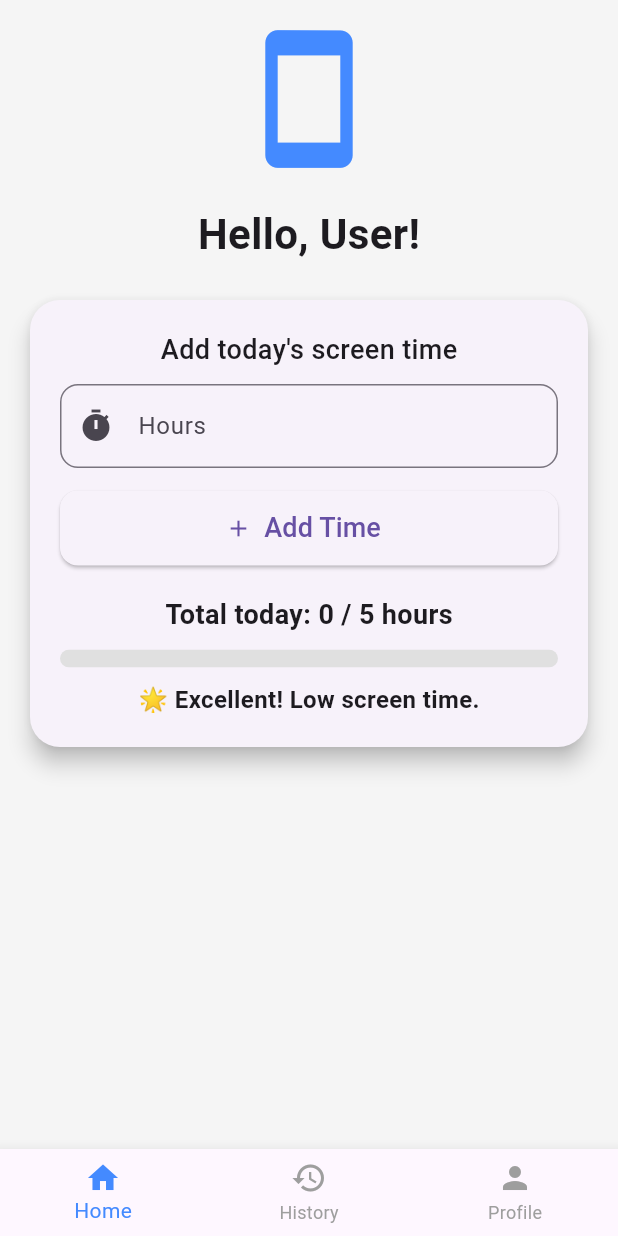
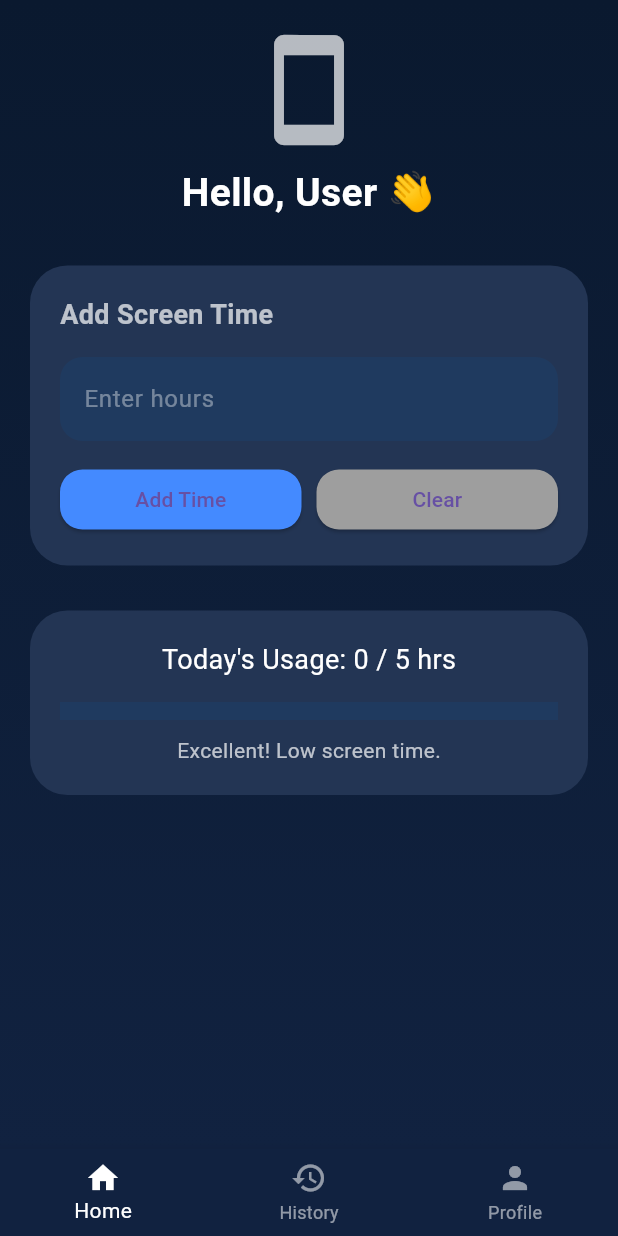
Before and after one commit to Kimbernabe/screentime_tracker, a Flutter app: the screen it shows after launch, on a phone screen of 412 x 824 dp. Run offline on Flutter 3.47's test engine with Material 3 defaults, Android fonts, the phone set to English and light mode, and no system bars.

Commit message:
commit change design

```diff
--- a/lib/main.dart
+++ b/lib/main.dart
@@ -3,6 +3,12 @@ import 'package:flutter/material.dart';
 void main() {
   runApp(const MyApp());
 }
+
+// --------- DARK NAVY COLORS ----------
+const Color navyDark = Color(0xFF0A192F);
+const Color navy = Color(0xFF112240);
+const Color navyLight = Color(0xFF1F3A5F);
+const Color cardDark = Color(0xFF233554);
 
 class MyApp extends StatelessWidget {
   const MyApp({super.key});
@@ -13,13 +19,22 @@ class MyApp extends StatelessWidget {
       debugShowCheckedModeBanner: false,
       title: "Screen Time Tracker",
       theme: ThemeData(
-        primaryColor: Colors.blueAccent,
-        scaffoldBackgroundColor: Colors.grey[100],
         useMaterial3: true,
+        scaffoldBackgroundColor: navyDark,
       ),
       home: const ScreenTimeApp(),
     );
   }
+}
+
+BoxDecoration navyGradient() {
+  return const BoxDecoration(
+    gradient: LinearGradient(
+      colors: [navyDark, navy],
+      begin: Alignment.topCenter,
+      end: Alignment.bottomCenter,
+    ),
+  );
 }
 
 class ScreenTimeApp extends StatefulWidget {
@@ -35,21 +50,12 @@ class _ScreenTimeAppState extends State<ScreenTimeApp> {
   String username = "User";
   int dailyGoal = 5;
   int todayTime = 0;
-  List<int> sessions = []; // Each session is in hours
+  List<int> sessions = [];
 
   final TextEditingController timeController = TextEditingController();
   final TextEditingController usernameController = TextEditingController();
   final TextEditingController goalController = TextEditingController();
 
-  @override
-  void dispose() {
-    timeController.dispose();
-    usernameController.dispose();
-    goalController.dispose();
-    super.dispose();
-  }
-
-  // Add a screen time session
   void addScreenTime() {
     int? hours = int.tryParse(timeController.text);
     if (hours == null || hours <= 0) return;
@@ -61,92 +67,146 @@ class _ScreenTimeAppState extends State<ScreenTimeApp> {
     });
   }
 
-  // Advice text
-  String getAdvice() {
-    if (todayTime < 2) return "🌟 Excellent! Low screen time.";
-    if (todayTime <= dailyGoal) return "🙂 Moderate usage. Keep going!";
-    return "⚠️ High screen time! Try to reduce.";
+  void removeSession(int index) {
+    setState(() {
+      todayTime -= sessions[index];
+      sessions.removeAt(index);
+    });
   }
 
-  // ------------------- DASHBOARD -------------------
+  void resetAll() {
+    setState(() {
+      sessions.clear();
+      todayTime = 0;
+    });
+  }
+
+  String getAdvice() {
+    if (todayTime < 2) return "Excellent! Low screen time.";
+    if (todayTime <= dailyGoal) return "Moderate usage. Keep going!";
+    return "High screen time! Try to reduce.";
+  }
+
+  // ---------------- DASHBOARD ----------------
   Widget dashboardScreen() {
-    return SafeArea(
-      child: Padding(
-        padding: const EdgeInsets.all(16),
-        child: SingleChildScrollView(
-          child: Column(
-            crossAxisAlignment: CrossAxisAlignment.center,
-            children: [
-              const Icon(Icons.smartphone, size: 100, color: Colors.blueAccent),
-              const SizedBox(height: 20),
-              Text(
-                "Hello, $username!",
-                style: const TextStyle(
-                    fontSize: 28, fontWeight: FontWeight.bold),
-              ),
-              const SizedBox(height: 20),
-              Card(
-                elevation: 6,
-                shape: RoundedRectangleBorder(
-                    borderRadius: BorderRadius.circular(20)),
+    return Container(
+      decoration: navyGradient(),
+      child: SafeArea(
         child: Padding(
           padding: const EdgeInsets.all(20),
           child: Column(
             children: [
+              const Icon(Icons.smartphone, size: 80, color: Colors.white70),
+              const SizedBox(height: 10),
+              Text(
+                "Hello, $username 👋",
+                style: const TextStyle(
+                    fontSize: 26,
+                    fontWeight: FontWeight.bold,
+                    color: Colors.white),
+              ),
+              const SizedBox(height: 30),
+
+              // -------- INPUT CARD --------
+              Container(
+                padding: const EdgeInsets.all(20),
+                decoration: BoxDecoration(
+                  color: cardDark,
+                  borderRadius: BorderRadius.circular(25),
+                ),
+                child: Column(
+                  crossAxisAlignment: CrossAxisAlignment.start,
+                  children: [
                     const Text(
-                        "Add today's screen time",
+                      "Add Screen Time",
                       style: TextStyle(
-                            fontSize: 18, fontWeight: FontWeight.w500),
+                          color: Colors.white70,
+                          fontSize: 18,
+                          fontWeight: FontWeight.bold),
                     ),
-                      const SizedBox(height: 10),
+                    const SizedBox(height: 15),
                     TextField(
                       controller: timeController,
+                      style: const TextStyle(color: Colors.white),
                       keyboardType: TextInputType.number,
                       decoration: InputDecoration(
+                        hintText: "Enter hours",
+                        hintStyle:
+                        const TextStyle(color: Colors.white38),
+                        filled: true,
+                        fillColor: navyLight,
                         border: OutlineInputBorder(
-                              borderRadius: BorderRadius.circular(12)),
-                          hintText: "Hours",
-                          prefixIcon: const Icon(Icons.timer),
+                          borderRadius: BorderRadius.circular(15),
+                          borderSide: BorderSide.none,
+                        ),
                       ),
                     ),
                     const SizedBox(height: 15),
-                      SizedBox(
-                        width: double.infinity,
-                        height: 50,
-                        child: ElevatedButton.icon(
-                          icon: const Icon(Icons.add),
-                          label: const Text("Add Time", style: TextStyle(fontSize: 18)),
+                    Row(
+                      children: [
+                        Expanded(
+                          child: ElevatedButton(
                             style: ElevatedButton.styleFrom(
+                              backgroundColor: Colors.blueAccent,
                               shape: RoundedRectangleBorder(
-                                  borderRadius: BorderRadius.circular(12))),
+                                  borderRadius:
+                                  BorderRadius.circular(15)),
+                            ),
                             onPressed: addScreenTime,
+                            child: const Text("Add Time"),
                           ),
                         ),
-                      const SizedBox(height: 20),
+                        const SizedBox(width: 10),
+                        Expanded(
+                          child: ElevatedButton(
+                            style: ElevatedButton.styleFrom(
+                              backgroundColor: Colors.grey,
+                              shape: RoundedRectangleBorder(
+                                  borderRadius:
+                                  BorderRadius.circular(15)),
+                            ),
+                            onPressed: () => timeController.clear(),
+                            child: const Text("Clear"),
+                          ),
+                        ),
+                      ],
+                    ),
+                  ],
+                ),
+              ),
+
+              const SizedBox(height: 30),
+
+              // -------- PROGRESS CARD --------
+              Container(
+                padding: const EdgeInsets.all(20),
+                decoration: BoxDecoration(
+                  color: cardDark,
+                  borderRadius: BorderRadius.circular(25),
+                ),
+                child: Column(
+                  children: [
                     Text(
-                        "Total today: $todayTime / $dailyGoal hours",
+                      "Today's Usage: $todayTime / $dailyGoal hrs",
                       style: const TextStyle(
-                            fontSize: 18, fontWeight: FontWeight.bold),
+                          color: Colors.white, fontSize: 18),
                     ),
-                      const SizedBox(height: 10),
-                      ClipRRect(
-                        borderRadius: BorderRadius.circular(10),
-                        child: LinearProgressIndicator(
-                          value: todayTime / dailyGoal > 1 ? 1 : todayTime / dailyGoal,
+                    const SizedBox(height: 15),
+                    LinearProgressIndicator(
+                      value: todayTime / dailyGoal > 1
+                          ? 1
+                          : todayTime / dailyGoal,
                       minHeight: 12,
-                          color: todayTime <= dailyGoal ? Colors.green : Colors.red,
-                          backgroundColor: Colors.grey[300],
-                        ),
+                      color: Colors.blueAccent,
+                      backgroundColor: navyLight,
                     ),
                     const SizedBox(height: 10),
                     Text(
                       getAdvice(),
-                        style: const TextStyle(
-                            fontSize: 16, fontWeight: FontWeight.w600),
-                        textAlign: TextAlign.center,
+                      style:
+                      const TextStyle(color: Colors.white70),
                     ),
                   ],
-                  ),
                 ),
               ),
             ],
@@ -156,47 +216,54 @@ class _ScreenTimeAppState extends State<ScreenTimeApp> {
     );
   }
 
-  // ------------------- HISTORY -------------------
+  // ---------------- HISTORY ----------------
   Widget historyScreen() {
-    return SafeArea(
+    return Container(
+      decoration: navyGradient(),
+      child: SafeArea(
         child: Padding(
-        padding: const EdgeInsets.all(16),
+          padding: const EdgeInsets.all(20),
           child: Column(
             children: [
               const Text(
-              "Today's Sessions",
-              style: TextStyle(fontSize: 24, fontWeight: FontWeight.bold),
+                "Sessions Today",
+                style: TextStyle(
+                    fontSize: 22,
+                    fontWeight: FontWeight.bold,
+                    color: Colors.white),
               ),
-            const SizedBox(height: 16),
+              const SizedBox(height: 10),
+              ElevatedButton(
+                onPressed: resetAll,
+                child: const Text("Reset All"),
+              ),
+              const SizedBox(height: 15),
               Expanded(
                 child: sessions.isEmpty
-                  ? Center(
+                    ? const Center(
                   child: Text(
-                  "No sessions added yet.",
-                  style: TextStyle(color: Colors.grey[600], fontSize: 16),
+                    "No sessions yet.",
+                    style: TextStyle(color: Colors.white70),
                   ),
                 )
                     : ListView.builder(
                   itemCount: sessions.length,
                   itemBuilder: (context, index) {
                     return Card(
-                    elevation: 4,
-                    shape: RoundedRectangleBorder(
-                        borderRadius: BorderRadius.circular(12)),
-                    margin: const EdgeInsets.symmetric(vertical: 8),
+                      color: cardDark,
                       child: ListTile(
-                      leading: const Icon(Icons.timer, color: Colors.blueAccent),
-                      title: Text("Session ${index + 1}: ${sessions[index]} hours"),
-                      trailing: ClipRRect(
-                        borderRadius: BorderRadius.circular(8),
-                        child: LinearProgressIndicator(
-                          value: sessions[index] / dailyGoal > 1 ? 1 : sessions[index] / dailyGoal,
-                          minHeight: 8,
-                          color: sessions[index] <= dailyGoal
-                              ? Colors.green
-                              : Colors.red,
-                          backgroundColor: Colors.grey[300],
+                        leading: const Icon(Icons.timer,
+                            color: Colors.white),
+                        title: Text(
+                          "Session ${index + 1}: ${sessions[index]} hrs",
+                          style: const TextStyle(
+                              color: Colors.white),
                         ),
+                        trailing: IconButton(
+                          icon: const Icon(Icons.delete,
+                              color: Colors.redAccent),
+                          onPressed: () =>
+                              removeSession(index),
                         ),
                       ),
                     );
@@ -206,95 +273,92 @@ class _ScreenTimeAppState extends State<ScreenTimeApp> {
             ],
           ),
         ),
+      ),
     );
   }
 
-  // ------------------- PROFILE -------------------
+  // ---------------- PROFILE ----------------
   Widget profileScreen() {
     usernameController.text = username;
     goalController.text = dailyGoal.toString();
 
-    return SafeArea(
+    return Container(
+      decoration: navyGradient(),
+      child: SafeArea(
         child: Padding(
-        padding: const EdgeInsets.all(16),
+          padding: const EdgeInsets.all(20),
           child: Column(
             children: [
-            const Icon(Icons.person, size: 100, color: Colors.blueAccent),
-            const SizedBox(height: 16),
+              const Icon(Icons.person,
+                  size: 80, color: Colors.white70),
+              const SizedBox(height: 20),
               TextField(
                 controller: usernameController,
+                style: const TextStyle(color: Colors.white),
                 decoration: InputDecoration(
-                labelText: "Username",
-                border: OutlineInputBorder(borderRadius: BorderRadius.circular(12)),
-                prefixIcon: const Icon(Icons.person),
+                  hintText: "Username",
+                  hintStyle:
+                  const TextStyle(color: Colors.white38),
+                  filled: true,
+                  fillColor: navyLight,
+                  border: OutlineInputBorder(
+                    borderRadius: BorderRadius.circular(15),
+                    borderSide: BorderSide.none,
                   ),
                 ),
-            const SizedBox(height: 16),
+              ),
+              const SizedBox(height: 15),
               TextField(
                 controller: goalController,
                 keyboardType: TextInputType.number,
+                style: const TextStyle(color: Colors.white),
                 decoration: InputDecoration(
-                labelText: "Daily Screen Time Goal",
-                border: OutlineInputBorder(borderRadius: BorderRadius.circular(12)),
-                prefixIcon: const Icon(Icons.timer),
+                  hintText: "Daily Goal (hrs)",
+                  hintStyle:
+                  const TextStyle(color: Colors.white38),
+                  filled: true,
+                  fillColor: navyLight,
+                  border: OutlineInputBorder(
+                    borderRadius: BorderRadius.circular(15),
+                    borderSide: BorderSide.none,
+                  ),
                 ),
               ),
               const SizedBox(height: 20),
-            SizedBox(
-              width: double.infinity,
-              height: 50,
-              child: ElevatedButton.icon(
-                icon: const Icon(Icons.save),
-                label: const Text("Save Settings", style: TextStyle(fontSize: 18)),
-                style: ElevatedButton.styleFrom(
-                  shape: RoundedRectangleBorder(borderRadius: BorderRadius.circular(12)),
-                ),
+              ElevatedButton(
                 onPressed: () {
                   setState(() {
                     username = usernameController.text;
-                    dailyGoal = int.tryParse(goalController.text) ?? dailyGoal;
+                    dailyGoal =
+                        int.tryParse(goalController.text) ??
+                            dailyGoal;
                   });
                   ScaffoldMessenger.of(context).showSnackBar(
-                      const SnackBar(content: Text("Profile updated!")));
+                      const SnackBar(
+                          content: Text("Profile updated!")));
                 },
-              ),
-            ),
-            const SizedBox(height: 15),
-            SizedBox(
-              width: double.infinity,
-              height: 50,
-              child: ElevatedButton.icon(
-                icon: const Icon(Icons.restart_alt),
-                label: const Text("Reset Data", style: TextStyle(fontSize: 18)),
-                style: ElevatedButton.styleFrom(
-                  backgroundColor: Colors.redAccent,
-                  shape: RoundedRectangleBorder(borderRadius: BorderRadius.circular(12)),
-                ),
-                onPressed: () {
-                  setState(() {
-                    todayTime = 0;
-                    sessions.clear();
-                  });
-                  ScaffoldMessenger.of(context).showSnackBar(
-                      const SnackBar(content: Text("All data reset!")));
-                },
-              ),
+                child: const Text("Save"),
               ),
             ],
+          ),
         ),
       ),
     );
   }
 
-  // ------------------- BUILD -------------------
   @override
   Widget build(BuildContext context) {
     return Scaffold(
-      body: screens[_currentIndex],
+      body: [
+        dashboardScreen(),
+        historyScreen(),
+        profileScreen(),
+      ][_currentIndex],
       bottomNavigationBar: BottomNavigationBar(
         currentIndex: _currentIndex,
-        selectedItemColor: Colors.blueAccent,
-        unselectedItemColor: Colors.grey,
+        backgroundColor: navy,
+        selectedItemColor: Colors.white,
+        unselectedItemColor: Colors.white54,
         onTap: (index) => setState(() => _currentIndex = index),
         items: const [
           BottomNavigationBarItem(icon: Icon(Icons.home), label: "Home"),
@@ -304,10 +368,4 @@ class _ScreenTimeAppState extends State<ScreenTimeApp> {
       ),
     );
   }
-
-  List<Widget> get screens => [
-    dashboardScreen(),
-    historyScreen(),
-    profileScreen(),
-  ];
 }
```
Lines whose indentation alone changed are shown as unchanged.
